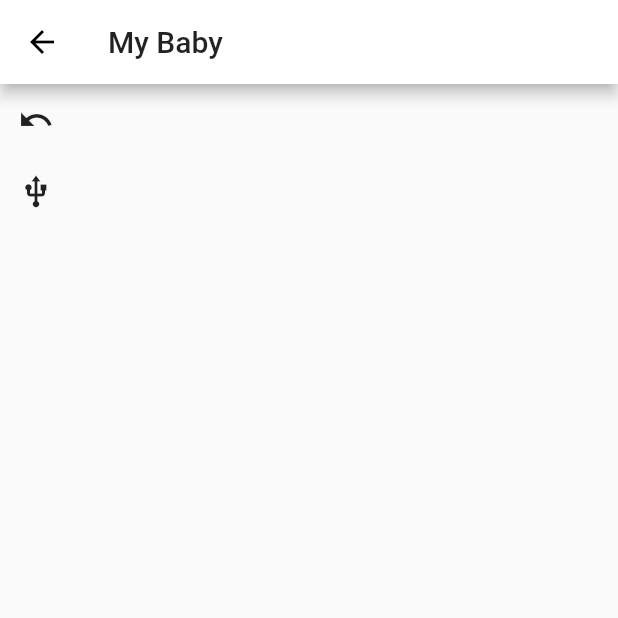
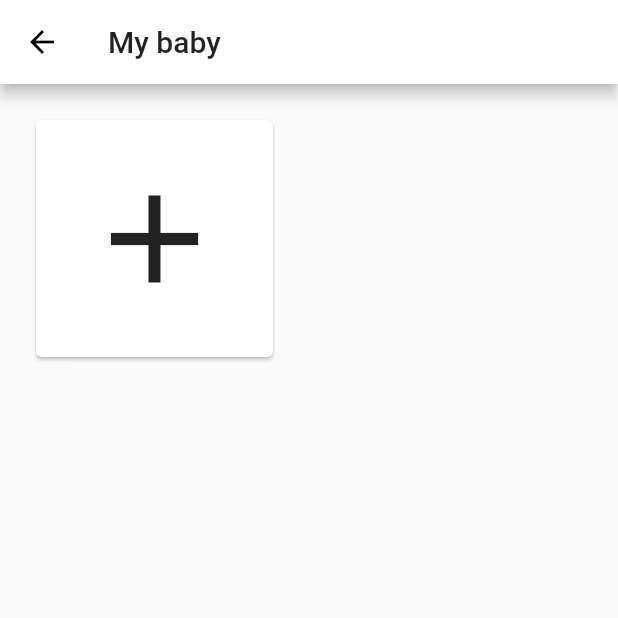
Before and after one commit to kimjaehu/turalura, a Flutter app: the screen it shows once a user with an empty profile is signed in, after a tap on the "child care" icon, on a phone screen of 412 x 824 dp, the top half of it. Run offline on Flutter 3.47's test engine with Material 2 defaults, Android fonts, the phone set to English and light mode, and no system bars; our stand-ins replace auto_size_text, charts_flutter, cloud_firestore, firebase_auth, flutter_svg, google_sign_in and 1 more; accounts and stored records are empty.

Commit message:
added switch and add baby view

```diff
--- a/lib/home_widget.dart
+++ b/lib/home_widget.dart
@@ -24,6 +24,7 @@ final List<Widget> _children = [
   Widget build(BuildContext context) {
     return Scaffold(
       appBar: AppBar(
+        automaticallyImplyLeading: false,
         title: Text("Turalura", style: TextStyle(color: Colors.amber[800]),),
       ),
       body: _children[_currentIndex],
--- a/lib/views/onboarding/add_view.dart
+++ b/lib/views/onboarding/add_view.dart
@@ -31,7 +31,7 @@ class _AddViewState extends State<AddView> {
 
 
 
-  Widget conversionToggleButton() {
+  Widget genderToggleButton() {
     return Center(
       child: Column(
         mainAxisAlignment: MainAxisAlignment.spaceEvenly,
@@ -172,7 +172,7 @@ class _AddViewState extends State<AddView> {
                   ),
                 ),
                 SizedBox(height: height * 0.05,),
-                conversionToggleButton(),
+                genderToggleButton(),
                 SizedBox(height: height * 0.05,),
                 RaisedButton(
                   color: _dateValidator ? Colors.deepPurple : Colors.grey[400],
@@ -200,6 +200,7 @@ class _AddViewState extends State<AddView> {
                             'name': _nameController.text,
                             'dob': _dateOfBirth,
                             'gender': gender,
+                            'timestamp': _date,
                           });
                       await db
                           .collection("users")
--- a/lib/views/onboarding/switch_view.dart
+++ b/lib/views/onboarding/switch_view.dart
@@ -1,50 +1,100 @@
+import 'package:auto_size_text/auto_size_text.dart';
+import 'package:flutter/cupertino.dart';
+import 'package:flutter/material.dart';
 import 'package:cloud_firestore/cloud_firestore.dart';
-import 'package:flutter/material.dart';
-import 'package:turalura/services/auth_service.dart';
 import 'package:turalura/views/onboarding/add_view.dart';
 import 'package:turalura/widgets/provider_widget.dart';
 
 class SwitchView extends StatelessWidget {
   @override
   Widget build(BuildContext context) {
-    final width = MediaQuery.of(context).size.width;
-    final height = MediaQuery.of(context).size.height;
-
+    double height = MediaQuery.of(context).size.height;
+    double width = MediaQuery.of(context).size.width;
     return Scaffold(
       appBar: AppBar(
-        title: Text("My Baby"),
+        title: Text('My baby'),
       ),
-      body: Container(
-          child: Column(
-        children: <Widget>[
-          IconButton(
-            icon: Icon(Icons.undo),
-            onPressed: () async {
-              try {
-                AuthService auth = Provider.of(context).auth;
-                await auth.signOut();
-                Navigator.of(context).popUntil((route) => route.isFirst);
-                print("Signed out");
-              } catch (e) {
-                print(e);
-              }
+      body: StreamBuilder(
+        stream: getUserBabyListStreamSnapshots(context),
+        builder: (BuildContext context, AsyncSnapshot snapshot) {
+          if (!snapshot.hasData) return babyCard(context, null, 0);
+          return new GridView.builder(
+            itemCount: snapshot.data.documents.length + 1,
+            gridDelegate: SliverGridDelegateWithFixedCrossAxisCount(
+              crossAxisCount: 2,
+            ),
+            itemBuilder: (BuildContext context, int index) {
+              return babyCard(context, snapshot, index);
+            },
+          );
         },
       ),
-          IconButton(
-            icon: Icon(Icons.usb),
-            onPressed: () async {
-              try {
+    );
+  }
+
+  Widget babyCard(context, snapshot, index) {
+    if (index == 0) {
+      return GestureDetector(
+        onTap: () {
+          print('add button');
           Navigator.push(
             context,
             MaterialPageRoute(builder: (context) => AddView()),
           );
-              } catch (e) {
-                print(e);
-              }
         },
+        child: Padding(
+          padding: const EdgeInsets.all(20.0),
+          child: Card(
+            child: Icon(
+              Icons.add,
+              size: 100.0,
             ),
-        ],
-      )),
+          ),
+        ),
       );
     }
+    String babyName = snapshot.data.documents[index - 1]['name'];
+    String gender = snapshot.data.documents[index - 1]['gender'];
+    return GestureDetector(
+      onTap: () async {
+        final uid = await Provider.of(context).auth.getCurrentUID();
+        await Firestore.instance
+            .collection('users')
+            .document(uid)
+            .updateData({'currentBaby': babyName});
+        Navigator.of(context).pushReplacementNamed('/home');
+        print('switch button');
+      },
+      child: Padding(
+        padding: const EdgeInsets.all(20.0),
+        child: Card(
+            color: gender == 'boy' ? Colors.lightBlue[400] : Colors.pink[300],
+            child: Container(
+              child: ListTile(
+                title: Center(
+                    child: AutoSizeText(
+
+                  babyName,
+                  maxLines: 2,
+                  style: TextStyle(
+                      color: Colors.white,
+                      fontSize: 30.0,
+                      fontWeight: FontWeight.bold),
+                )),
+              ),
+            )),
+      ),
+    );
   }
+
+  Stream<QuerySnapshot> getUserBabyListStreamSnapshots(
+      BuildContext context) async* {
+    final uid = await Provider.of(context).auth.getCurrentUID();
+    yield* Firestore.instance
+        .collection('babies')
+        .document(uid)
+        .collection('userBabies')
+        .orderBy('timestamp', descending: false)
+        .snapshots();
+  }
+}
```
Also changed, not shown: lib/views/home_view.dart (+52 -51 lines). Lines whose indentation alone changed are shown as unchanged.
